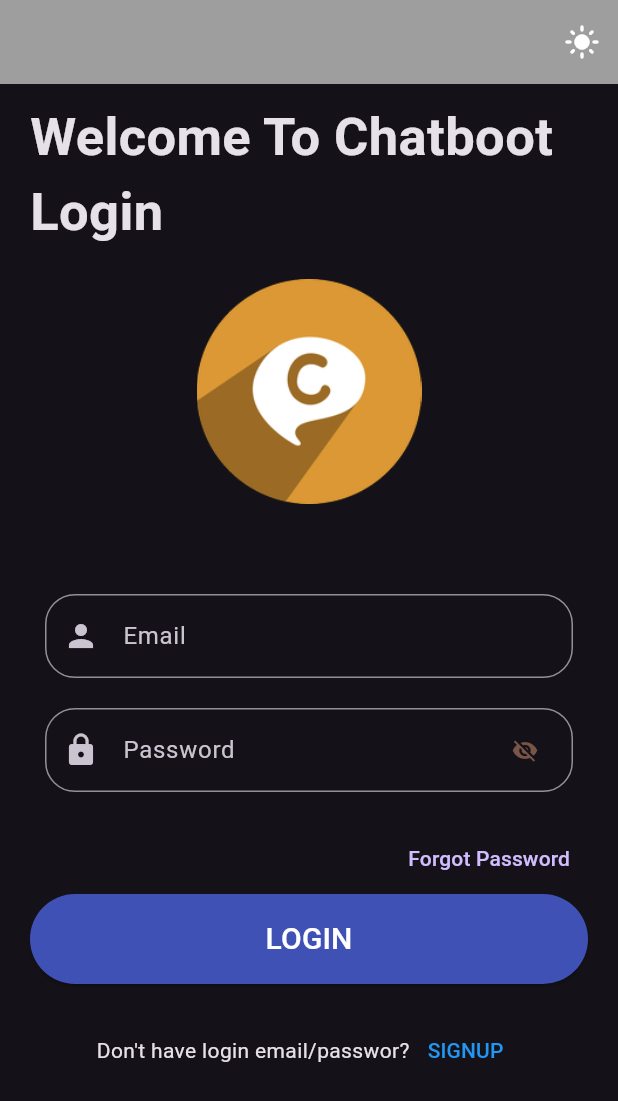
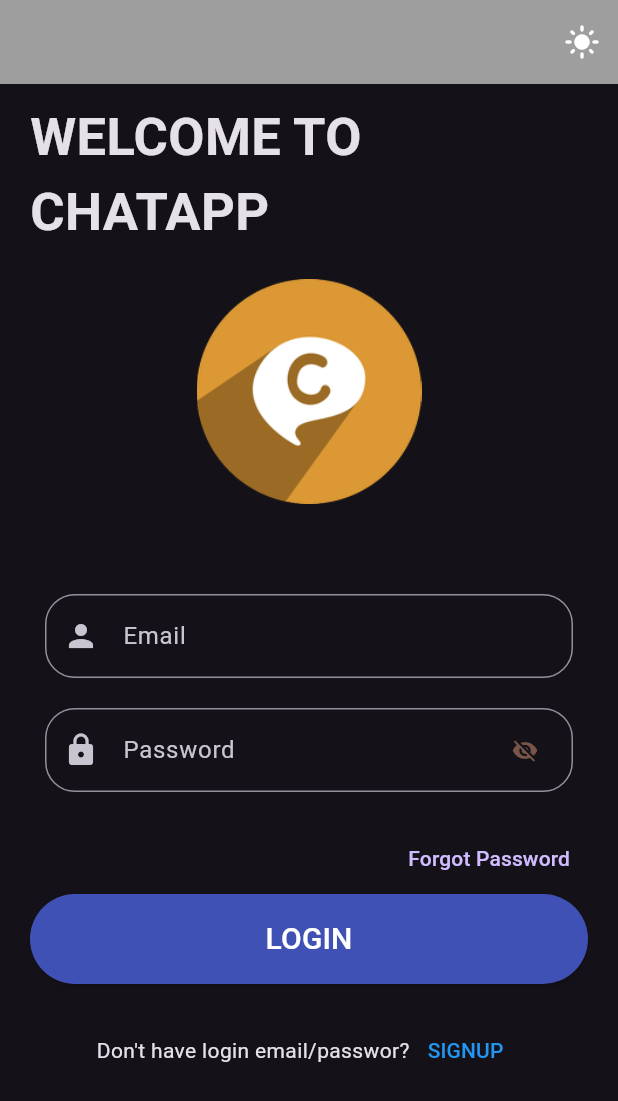
Before and after one commit to sumanghimire00/Chat-Boot, a Flutter app: the screen it shows after launch, after a tap on the "dark mode" icon, on a phone screen of 412 x 824 dp. Shown: the top 1101 px of the screen. Run offline on Flutter 3.47's test engine with Material 3 defaults, Android fonts, the phone set to English and light mode, and no system bars; drawn by our look-alikes of flutter_form_builder; our stand-ins replace cloud_firestore, firebase_auth, firebase_core, shared_preferences; accounts and stored records are empty.

Commit message:
work on some change

```diff
--- a/lib/main.dart
+++ b/lib/main.dart
@@ -7,6 +7,7 @@ import 'package:testapp/screens/widgets/splash_screen.dart';
 
 void main() async {
   WidgetsFlutterBinding.ensureInitialized();
+
   await Firebase.initializeApp(
     options: const FirebaseOptions(
       apiKey: "AIzaSyAuONG9uguWkuGi0C69D8oRMvGa0QKp6PU",
@@ -15,6 +16,7 @@ void main() async {
       projectId: "graphite-post-409601",
     ),
   );
+
   runApp(const MyApp());
 }
 
--- a/lib/provider/theme_provider.dart
+++ b/lib/provider/theme_provider.dart
@@ -1,11 +1,24 @@
 import 'package:flutter/material.dart';
+import 'package:shared_preferences/shared_preferences.dart';
 
 class ThemeProvider with ChangeNotifier {
   var _themeMode = ThemeMode.light;
   ThemeMode get themeMode => _themeMode;
+  static const String _themeKey = 'theme';
 
-  void setTheme(themeMode) {
+//   set theme mode inside the function
+  void setTheme(ThemeMode themeMode) async {
     _themeMode = themeMode;
+    notifyListeners();
+    SharedPreferences pref = await SharedPreferences.getInstance();
+    pref.setInt(_themeKey, _themeMode.index);
+  }
+
+  //  Geting Theme data  (get theme)
+  Future<void> intializeTheme() async {
+    SharedPreferences prefs = await SharedPreferences.getInstance();
+    final themeIndex = prefs.getInt(_themeKey) ?? 0;
+    _themeMode = ThemeMode.values[themeIndex];
     notifyListeners();
   }
 }
--- a/lib/screens/auth_screens/login_body.dart
+++ b/lib/screens/auth_screens/login_body.dart
@@ -59,7 +59,7 @@ class _LoginBodyState extends State<LoginBody> {
             child: Column(
               children: [
                 const Text(
-                  "Welcome To Chatboot Login",
+                  "WELCOME TO CHATAPP",
                   style: TextStyle(
                     fontSize: 35,
                     fontWeight: FontWeight.bold,
--- a/lib/screens/widgets/home_page.dart
+++ b/lib/screens/widgets/home_page.dart
@@ -5,7 +5,7 @@ import 'package:provider/provider.dart';
 import 'package:shared_preferences/shared_preferences.dart';
 import 'package:testapp/provider/theme_provider.dart';
 import 'package:testapp/provider/user_provider.dart';
-import 'package:testapp/screens/chatroom_screen.dart';
+import 'package:testapp/screens/chat_screen/chatroom_screen.dart';
 import 'package:testapp/screens/widgets/profile_screen.dart';
 import 'package:testapp/screens/widgets/splash_screen.dart';
 
```
